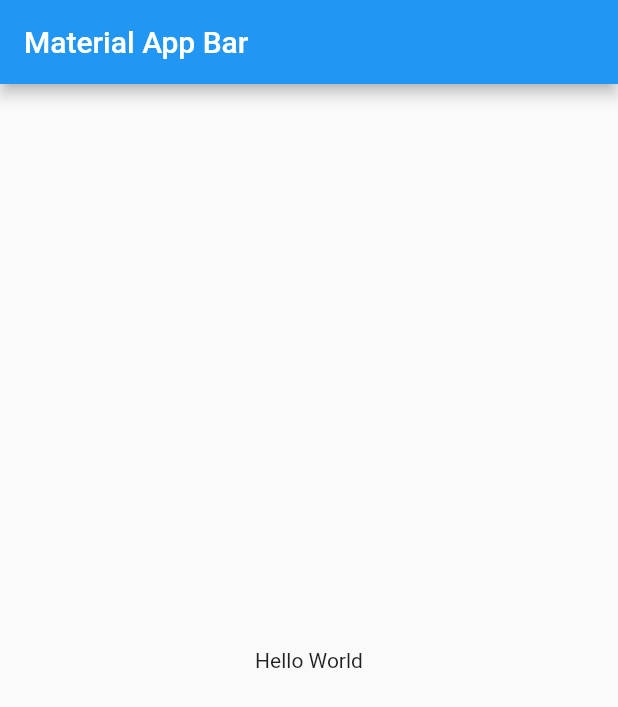
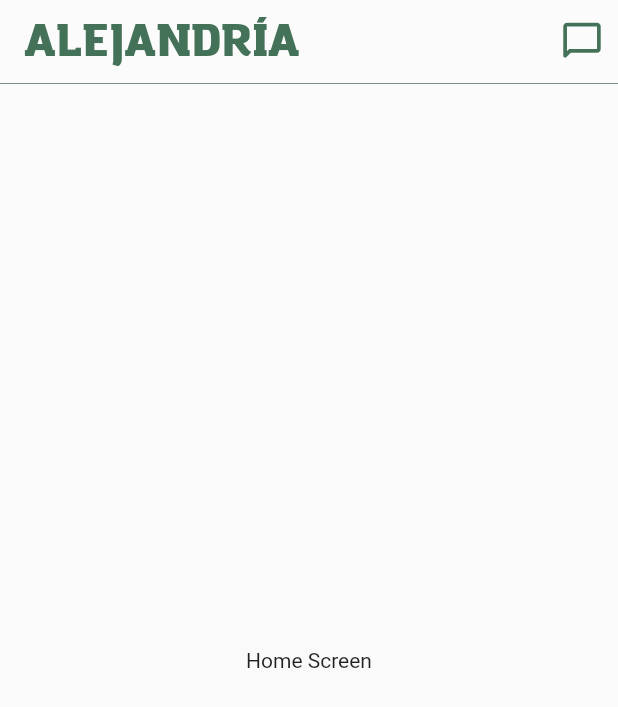
Before and after one commit to UNIZAR-30226-2022-09/front-end-movil, a Flutter app: the screen it shows after launch, on a phone screen of 412 x 824 dp. Shown: the top 707 px of the screen. Run offline on Flutter 3.47's test engine with Material 2 defaults, Android fonts, the phone set to English and light mode, and no system bars.

Commit message:
splash screen y homeScreen AppBar

```diff
--- a/alejandria/lib/main.dart
+++ b/alejandria/lib/main.dart
@@ -1,3 +1,4 @@
+import 'package:alejandria/screens/screens.dart';
 import 'package:flutter/material.dart';
 
 void main() => runApp(MyApp());
@@ -6,17 +7,11 @@ class MyApp extends StatelessWidget {
   @override
   Widget build(BuildContext context) {
     return MaterialApp(
-      title: 'Material App',
-      home: Scaffold(
-        appBar: AppBar(
-          title: Text('Material App Bar'),
-        ),
-        body: Center(
-          child: Container(
-            child: Text('Hello World'),
-          ),
-        ),
-      ),
-    );
+        title: 'Material App',
+        debugShowCheckedModeBanner: false,
+        initialRoute: 'home',
+        routes: {
+          'home': (_) => HomeScreen(),
+        });
   }
 }
--- /dev/null
+++ b/alejandria/lib/screens/home_screen.dart
@@ -0,0 +1,42 @@
+import 'package:flutter/material.dart';
+
+class HomeScreen extends StatelessWidget {
+  const HomeScreen({Key? key}) : super(key: key);
+
+  @override
+  Widget build(BuildContext context) {
+    return Scaffold(
+      appBar: AppBar(
+        elevation: 0,
+        title: Text('ALEJANDRÍA',
+            style: TextStyle(
+                fontFamily: 'Amazing Grotesc Ultra',
+                fontSize: 30,
+                color: Color.fromRGBO(68, 114, 88, 1))),
+        actions: [
+          IconButton(
+              onPressed: () {},
+              icon: Icon(
+                Icons.chat_bubble_outline_rounded,
+                color: Color.fromRGBO(68, 114, 88, 1),
+                size: 30,
+              ))
+        ],
+        backgroundColor: Colors.white12,
+        bottom: PreferredSize(
+          child: Container(
+            color: Color.fromRGBO(68, 114, 88, 1),
+            width: double.infinity,
+            height: 0.5,
+          ),
+          preferredSize: Size.fromHeight(0),
+        ), //Color.fromRGBO(68, 114, 88, 1),
+      ),
+      body: Center(
+        child: Container(
+          child: Text('Home Screen'),
+        ),
+      ),
+    );
+  }
+}
--- /dev/null
+++ b/alejandria/lib/screens/screens.dart
@@ -0,0 +1 @@
+export 'package:alejandria/screens/home_screen.dart';
```
Also changed, not shown: alejandria/pubspec.yaml (+4 -6 lines), alejandria/assets/fonts/Amazing_Grotesk_Ultra.otf (added), 5 other files.
